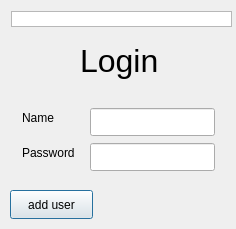
Above: users.ui from OstrovskyAndriy/audio_player before the change. Below: the same form after it.
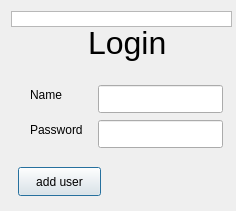
That is the form after the change. Icons and pictures are not drawn.

Commit message: added error messages to login and add user forms, added button  to exit the player to the login form

The edit to the form file:
```diff
--- a/users.ui
+++ b/users.ui
@@ -7,7 +7,7 @@
     <x>0</x>
     <y>0</y>
     <width>236</width>
-    <height>229</height>
+    <height>211</height>
    </rect>
   </property>
   <property name="windowTitle">
@@ -26,8 +26,8 @@
   <widget class="QPushButton" name="addUser">
    <property name="geometry">
     <rect>
-     <x>10</x>
-     <y>190</y>
+     <x>18</x>
+     <y>167</y>
      <width>83</width>
      <height>29</height>
     </rect>
@@ -39,10 +39,10 @@
   <widget class="QLabel" name="loginLabel">
    <property name="geometry">
     <rect>
-     <x>80</x>
-     <y>30</y>
+     <x>88</x>
+     <y>17</y>
      <width>101</width>
-     <height>61</height>
+     <height>51</height>
     </rect>
    </property>
    <property name="font">
@@ -57,8 +57,8 @@
   <widget class="QLineEdit" name="nameEdit">
    <property name="geometry">
     <rect>
-     <x>90</x>
-     <y>108</y>
+     <x>98</x>
+     <y>85</y>
      <width>125</width>
      <height>28</height>
     </rect>
@@ -67,8 +67,8 @@
   <widget class="QLineEdit" name="passwordEdit">
    <property name="geometry">
     <rect>
-     <x>90</x>
-     <y>143</y>
+     <x>98</x>
+     <y>120</y>
      <width>125</width>
      <height>28</height>
     </rect>
@@ -77,8 +77,8 @@
   <widget class="QLabel" name="nameLabel">
    <property name="geometry">
     <rect>
-     <x>22</x>
-     <y>108</y>
+     <x>30</x>
+     <y>85</y>
      <width>40</width>
      <height>20</height>
     </rect>
@@ -90,8 +90,8 @@
   <widget class="QLabel" name="passwordLabel">
    <property name="geometry">
     <rect>
-     <x>22</x>
-     <y>143</y>
+     <x>30</x>
+     <y>120</y>
      <width>61</width>
      <height>20</height>
     </rect>
```
Left out of the diff: 10 changed lines with no effect on the pictures. The commit also changes 11 other files.
